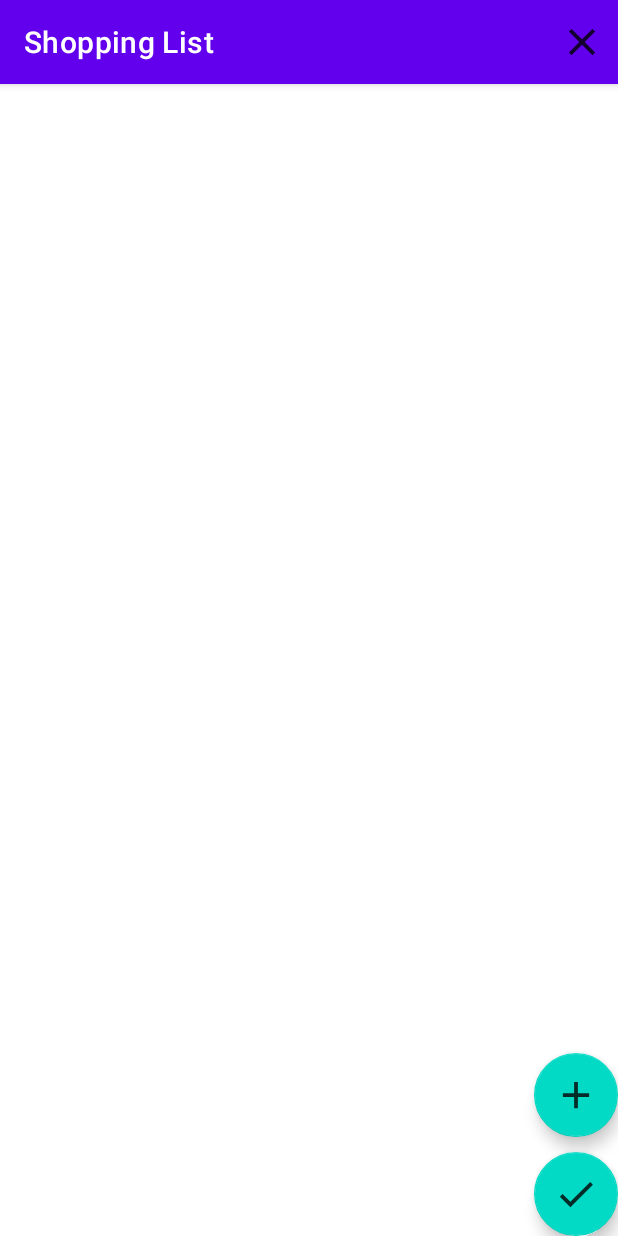
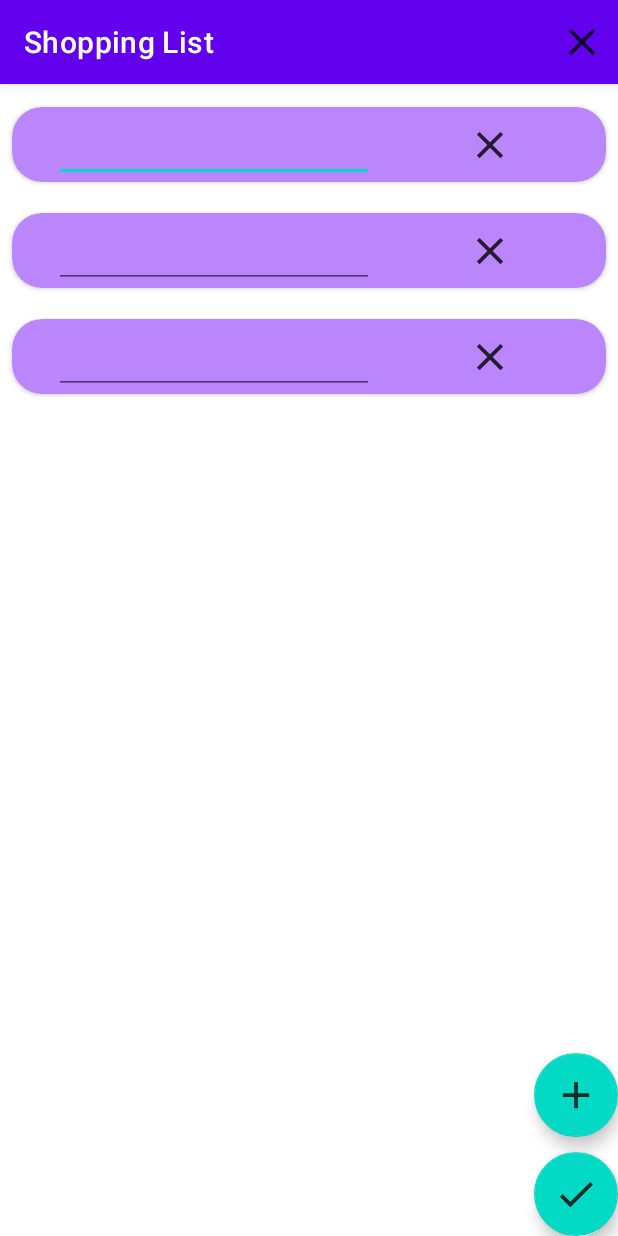
Before and after one commit to fross72/ShoppingList, an Android app: the CreatingShoppingList screen opened directly, with no data from a screen before it, on a phone screen of 412 x 824 dp. Run offline under Robolectric (Android 15) with nearby library versions, the phone set to English and light mode, and no system bars.

Commit message:
created RecView for filling List in transitional activity

```diff
--- a/app/src/main/java/com/example/shoppinglist/CreatingShoppingList.java
+++ b/app/src/main/java/com/example/shoppinglist/CreatingShoppingList.java
@@ -2,6 +2,8 @@ package com.example.shoppinglist;
 
 import androidx.annotation.NonNull;
 import androidx.appcompat.app.AppCompatActivity;
+import androidx.recyclerview.widget.LinearLayoutManager;
+import androidx.recyclerview.widget.RecyclerView;
 
 import android.content.Intent;
 import android.os.Bundle;
@@ -9,21 +11,36 @@ import android.view.Menu;
 import android.view.MenuInflater;
 import android.view.MenuItem;
 import android.view.View;
+import android.widget.EditText;
 
 import com.google.android.material.floatingactionbutton.FloatingActionButton;
+
+import java.util.ArrayList;
 
 public class CreatingShoppingList extends AppCompatActivity {
 
     private FloatingActionButton addBtn;
     private FloatingActionButton confirmBtn;
+    private ArrayList<GoodListForm> goodListForms = new ArrayList<>();
+
 
     @Override
     protected void onCreate(Bundle savedInstanceState) {
         super.onCreate(savedInstanceState);
         setContentView(R.layout.activity_creating_shopping_list);
 
+        RecyclerView recyclerView = findViewById(R.id.creatingListRecView);
+
         addBtn = findViewById(R.id.addBtn);
         confirmBtn = findViewById(R.id.confirmBtn);
+
+        goodListForms.add(new GoodListForm(new EditText(this)));
+        goodListForms.add(new GoodListForm(new EditText(this)));
+        goodListForms.add(new GoodListForm(new EditText(this)));
+
+        GoodListFormRecViewAdapter goodListFormRecViewAdapter = new GoodListFormRecViewAdapter(this,goodListForms);
+        recyclerView.setAdapter(goodListFormRecViewAdapter);
+        recyclerView.setLayoutManager(new LinearLayoutManager(this));
 
         confirmBtn.setOnClickListener(new View.OnClickListener() {
             @Override
--- /dev/null
+++ b/app/src/main/java/com/example/shoppinglist/GoodListForm.java
@@ -0,0 +1,17 @@
+package com.example.shoppinglist;
+
+import android.widget.EditText;
+import android.widget.ImageButton;
+
+public class GoodListForm {
+    private EditText editTextGoodFormName;
+    private ImageButton imageButtonDelete;
+
+    public GoodListForm(EditText editTextGoodFormName) {
+        this.editTextGoodFormName = editTextGoodFormName;
+    }
+
+    public EditText getEditTextGoodFormName() {
+        return editTextGoodFormName;
+    }
+}
--- /dev/null
+++ b/app/src/main/java/com/example/shoppinglist/GoodListFormRecViewAdapter.java
@@ -0,0 +1,62 @@
+package com.example.shoppinglist;
+
+import android.content.Context;
+import android.media.Image;
+import android.view.LayoutInflater;
+import android.view.View;
+import android.view.ViewGroup;
+import android.widget.EditText;
+import android.widget.ImageButton;
+
+import androidx.annotation.NonNull;
+import androidx.recyclerview.widget.RecyclerView;
+
+import java.util.ArrayList;
+
+public class GoodListFormRecViewAdapter extends RecyclerView.Adapter<GoodListFormRecViewAdapter.GoodFormViewHolder> {
+
+    Context context;
+    private ArrayList<GoodListForm> goodListForms;
+
+    public GoodListFormRecViewAdapter(Context context, ArrayList<GoodListForm> goodListForms) {
+        this.context=context;
+        this.goodListForms = goodListForms;
+    }
+
+    @NonNull
+    @Override
+    public GoodListFormRecViewAdapter.GoodFormViewHolder onCreateViewHolder(@NonNull ViewGroup parent, int viewType) {
+
+        LayoutInflater layoutInflater = LayoutInflater.from(context);
+        View view = layoutInflater.inflate(R.layout.creating_good_list_form,parent,false);
+        return new GoodListFormRecViewAdapter.GoodFormViewHolder(view);
+    }
+
+    @Override
+    public void onBindViewHolder(@NonNull GoodListFormRecViewAdapter.GoodFormViewHolder holder, int position) {
+       holder.editTextGoodFormName.setHint(goodListForms.get(position).getEditTextGoodFormName().getHint());
+    }
+
+    @Override
+    public int getItemCount() {
+        return goodListForms.size();
+    }
+
+    public void setGoodListForms(ArrayList<GoodListForm> goodListForms) {
+        this.goodListForms = goodListForms;
+        notifyDataSetChanged();
+    }
+
+    public static class GoodFormViewHolder extends RecyclerView.ViewHolder{
+
+        EditText editTextGoodFormName;
+        ImageButton imageButtonDelete;
+
+        public GoodFormViewHolder(@NonNull View itemView) {
+            super(itemView);
+            this.editTextGoodFormName=itemView.findViewById(R.id.editTextGoodFormName);
+            this.imageButtonDelete=itemView.findViewById(R.id.imageButtonDelete);
+        }
+    }
+
+}
--- a/app/src/main/java/com/example/shoppinglist/GoodsListRecViewAdapter.java
+++ b/app/src/main/java/com/example/shoppinglist/GoodsListRecViewAdapter.java
@@ -20,7 +20,7 @@ public class GoodsListRecViewAdapter extends RecyclerView.Adapter<GoodsListRecVi
     @NonNull
     @Override
     public ViewHolder onCreateViewHolder(@NonNull ViewGroup parent, int viewType) {
-        View view = LayoutInflater.from(parent.getContext()).inflate(R.layout.goods_list, parent, false);
+        View view = LayoutInflater.from(parent.getContext()).inflate(R.layout.goods_form, parent, false);
         ViewHolder holder = new ViewHolder(view);
         return holder;
     }
@@ -40,7 +40,7 @@ public class GoodsListRecViewAdapter extends RecyclerView.Adapter<GoodsListRecVi
         notifyDataSetChanged();
     }
 
-    public class ViewHolder extends RecyclerView.ViewHolder{
+    public static class ViewHolder extends RecyclerView.ViewHolder{
 
         private TextView goodsName;
 
--- a/app/src/main/res/layout/activity_creating_shopping_list.xml
+++ b/app/src/main/res/layout/activity_creating_shopping_list.xml
@@ -5,6 +5,15 @@
     android:layout_width="match_parent"
     android:layout_height="match_parent"
     tools:context=".CreatingShoppingList">
+
+    <androidx.recyclerview.widget.RecyclerView
+        android:id="@+id/creatingListRecView"
+        android:layout_width="match_parent"
+        android:layout_height="match_parent"
+        app:layout_constraintBottom_toBottomOf="parent"
+        app:layout_constraintEnd_toEndOf="parent"
+        app:layout_constraintStart_toStartOf="parent"
+        app:layout_constraintTop_toTopOf="parent" />
 
     <com.google.android.material.floatingactionbutton.FloatingActionButton
         android:id="@+id/confirmBtn"
--- /dev/null
+++ b/app/src/main/res/layout/creating_good_list_form.xml
@@ -0,0 +1,54 @@
+<?xml version="1.0" encoding="utf-8"?>
+<androidx.constraintlayout.widget.ConstraintLayout xmlns:android="http://schemas.android.com/apk/res/android"
+    xmlns:app="http://schemas.android.com/apk/res-auto"
+    xmlns:tools="http://schemas.android.com/tools"
+    android:layout_width="match_parent"
+    android:layout_height="wrap_content">
+
+    <androidx.cardview.widget.CardView
+        android:layout_width="match_parent"
+        android:layout_height="wrap_content"
+        app:layout_constraintBottom_toBottomOf="parent"
+        app:layout_constraintEnd_toEndOf="parent"
+        app:layout_constraintStart_toStartOf="parent"
+        app:layout_constraintTop_toTopOf="parent"
+        app:cardBackgroundColor="@color/purple_200"
+        app:cardCornerRadius="20dp"
+        android:elevation="20dp"
+        android:layout_marginEnd="8dp"
+        android:layout_marginStart="8dp"
+        android:layout_marginBottom="5dp"
+        android:layout_marginTop="15dp"
+        >
+
+        <androidx.constraintlayout.widget.ConstraintLayout
+            android:layout_width="match_parent"
+            android:layout_height="wrap_content">
+
+            <EditText
+                android:id="@+id/editTextGoodFormName"
+                android:layout_width="wrap_content"
+                android:layout_height="50dp"
+                android:layout_marginStart="28dp"
+                android:ems="10"
+                android:hint="@string/goods_tip"
+                android:inputType="textPersonName"
+                app:layout_constraintBottom_toBottomOf="parent"
+                app:layout_constraintStart_toStartOf="parent"
+                app:layout_constraintTop_toTopOf="parent" />
+
+            <ImageButton
+                android:id="@+id/imageButtonDelete"
+                android:layout_width="wrap_content"
+                android:layout_height="50dp"
+                app:layout_constraintBottom_toBottomOf="parent"
+                app:layout_constraintEnd_toEndOf="parent"
+                app:layout_constraintStart_toEndOf="@+id/editTextGoodFormName"
+                app:layout_constraintTop_toTopOf="parent"
+                app:srcCompat="@drawable/ic_clear"
+                android:contentDescription="deleteButton"
+                android:background="@color/purple_200"
+                />
+        </androidx.constraintlayout.widget.ConstraintLayout>
+    </androidx.cardview.widget.CardView>
+</androidx.constraintlayout.widget.ConstraintLayout>
--- a/app/src/main/res/layout/goods_list.xml
+++ b/app/src/main/res/layout/goods_form.xml
@@ -10,7 +10,7 @@
         android:layout_height="wrap_content"
         android:text="@string/goods_name"
         android:id="@+id/goods_name"
-        android:textSize="50dp">
+        android:textSize="50sp">
     </TextView>
 
 </RelativeLayout>
--- a/app/src/main/res/values/strings.xml
+++ b/app/src/main/res/values/strings.xml
@@ -6,4 +6,5 @@
     <string name="goods_name">Товар</string>
     <string name="good_add">Добавить Товар</string>
     <string name="goods_confirm">Подтвердить</string>
+    <string name="goods_tip">Название товара</string>
 </resources>
```
